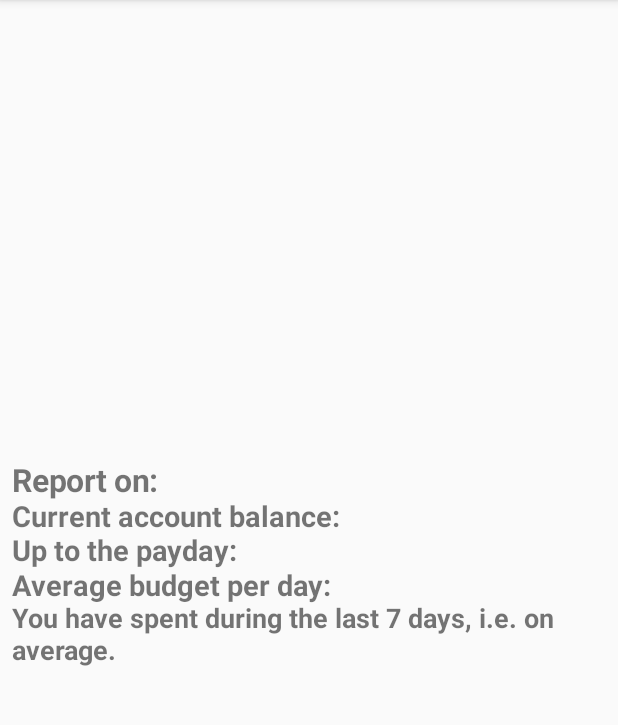
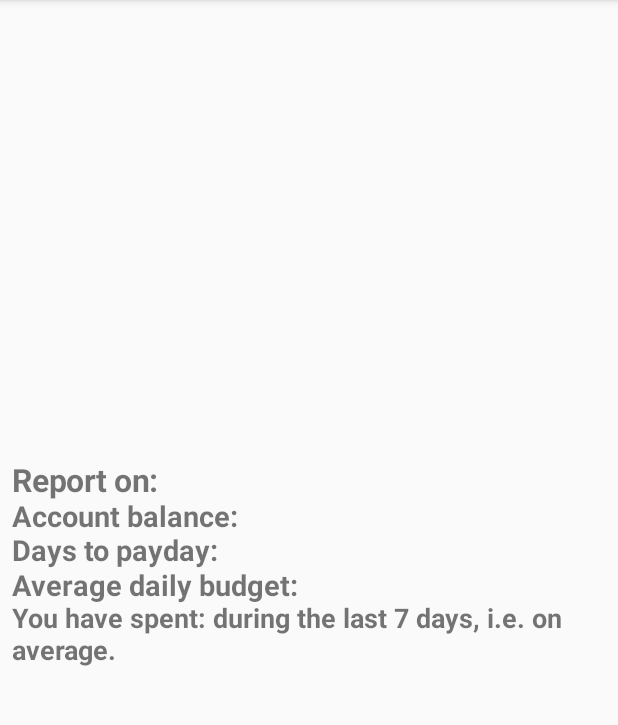
Before and after one commit to RomanJunczys/MyExpenses, an Android app: the screen it shows after launch (MainActivity), on a phone screen of 412 x 824 dp, the part 84-809 px from its top. Run offline under Robolectric (Android 15) with nearby library versions, the phone set to English and light mode, and no system bars; libraries missing offline, so code that uses them is left out: com.chaquo.python; 17 statements that could not run were skipped.

Commit message:
Some language corrections

```diff
--- a/app/src/main/res/values/strings.xml
+++ b/app/src/main/res/values/strings.xml
@@ -1,12 +1,12 @@
 <resources>
     <string name="app_name">My Expenses</string>
-    <string name="str_i_respect_your_choice">I respect your choice</string>
-    <string name="s_read_sms">I need read sms</string>
+    <string name="str_i_respect_your_choice">I respect your choice!</string>
+    <string name="s_read_sms">App(name) requires to have access to text messages</string>
     <string name="str_report_on">Report on:</string>
-    <string name="str_current_account_balance">"Current account balance: "</string>
-    <string name="str_up_to_the_payday">Up to the payday:</string>
-    <string name="str_average_budget_per_day">Average budget per day:</string>
-    <string name="str_you_have_spent">You have spent</string>
+    <string name="str_current_account_balance">"Account balance: "</string>
+    <string name="str_up_to_the_payday">Days to payday:</string>
+    <string name="str_average_budget_per_day">Average daily budget:</string>
+    <string name="str_you_have_spent">You have spent:</string>
     <string name="str_during_the_last_7_days_ie">during the last 7 days, i.e.</string>
     <string name="str_on_average">on average.</string>
     <!-- Preference Titles -->
```
